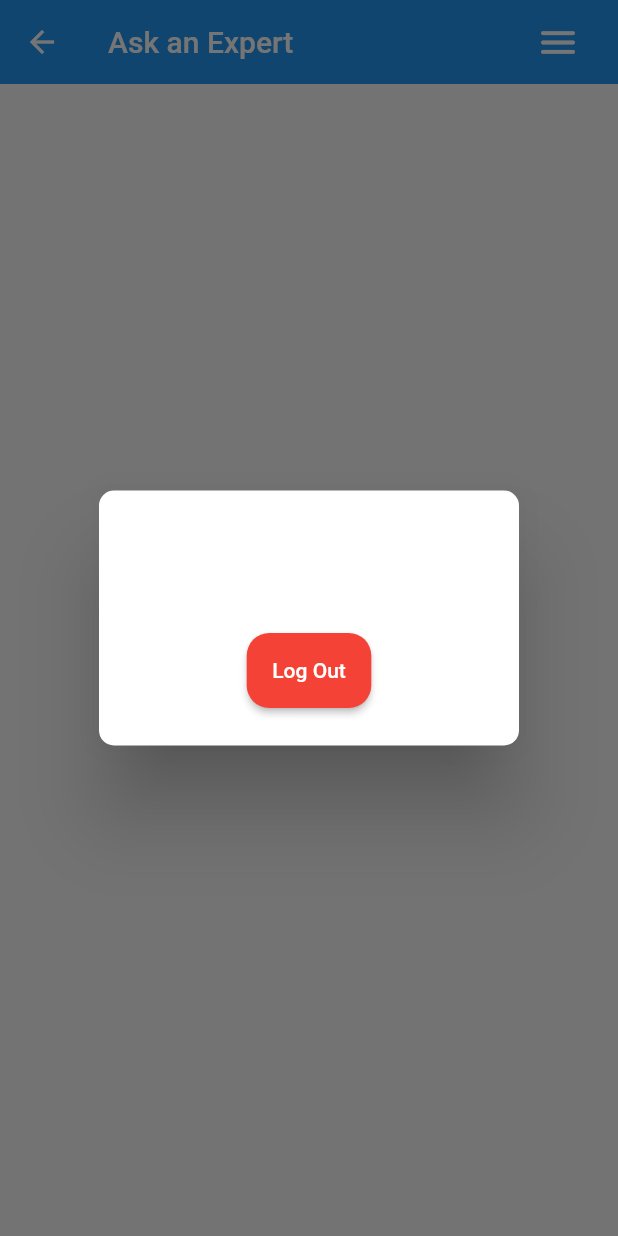
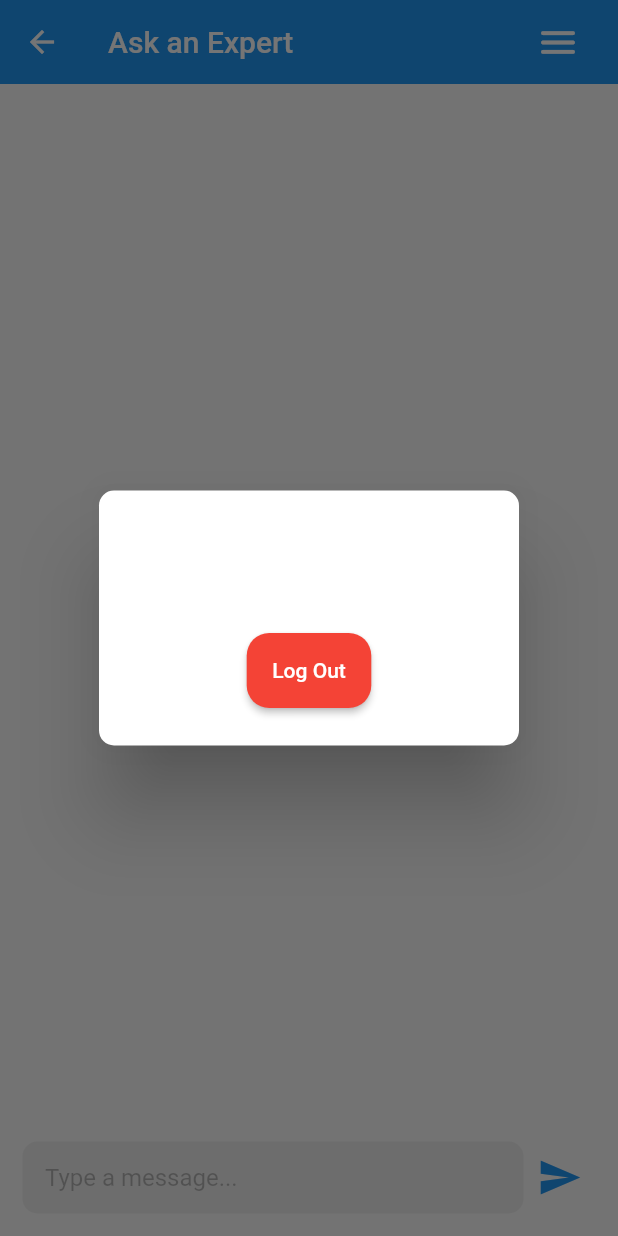
Before and after one commit to SupreetRonad/Digite-Assignment, a Flutter app: the HomeScreen screen opened by its route, after a tap on the "menu" icon, on a phone screen of 412 x 824 dp. Run offline on Flutter 3.47's test engine with Material 2 defaults, Android fonts, the phone set to English and light mode, and no system bars; our stand-ins replace cloud_firestore, firebase_auth, firebase_core, flutter_spinkit, google_fonts, shared_preferences; accounts and stored records are empty.

Commit message:
Real time data storing and retrieval done

```diff
--- a/lib/Shared/customWidgets.dart
+++ b/lib/Shared/customWidgets.dart
@@ -17,14 +17,16 @@ class CustomField extends StatelessWidget {
   final int? maxLength;
   final TextInputType? keyboardType;
   final TextEditingController? controller;
+  final FocusNode? focus;
   const CustomField({
     Key? key,
     this.onChanged,
     this.hint,
     this.prefix,
+    this.maxLength,
     this.keyboardType = TextInputType.text,
-    this.maxLength,
     this.controller,
+    this.focus,
   }) : super(key: key);
 
   @override
@@ -36,6 +38,7 @@ class CustomField extends StatelessWidget {
         borderRadius: BorderRadius.circular(10),
       ),
       child: TextFormField(
+        focusNode: focus,
         controller: controller,
         maxLength: maxLength,
         keyboardType: keyboardType,
--- a/lib/Users/homeScreen.dart
+++ b/lib/Users/homeScreen.dart
@@ -1,8 +1,11 @@
+import 'package:digite_assign/Shared/customWidgets.dart';
 import 'package:digite_assign/Users/menu.dart';
+import 'package:digite_assign/Users/streamMessages.dart';
 import 'package:flutter/material.dart';
 
 import '../Utils/firestore.dart';
 import '../Utils/sharedPrefs.dart';
+import 'message.dart';
 
 class HomeScreen extends StatefulWidget {
   const HomeScreen({Key? key}) : super(key: key);
@@ -14,6 +17,8 @@ class HomeScreen extends StatefulWidget {
 class _HomeScreenState extends State<HomeScreen> {
   final Auth _auth = Auth();
   final DataStore _dStore = DataStore();
+
+  String phone = '';
 
   void signOut() async {
     await _auth.init();
@@ -60,7 +65,11 @@ class _HomeScreenState extends State<HomeScreen> {
         ),
       ),
       body: Column(
-        children: [],
+        mainAxisAlignment: MainAxisAlignment.end,
+        children: [
+          StreamMsg(),
+          Message(),
+        ],
       ),
     );
   }
--- /dev/null
+++ b/lib/Users/message.dart
@@ -0,0 +1,73 @@
+import 'package:cloud_firestore/cloud_firestore.dart';
+import 'package:digite_assign/Shared/customWidgets.dart';
+import 'package:digite_assign/Utils/firestore.dart';
+import 'package:digite_assign/Utils/sharedPrefs.dart';
+import 'package:flutter/material.dart';
+
+class Message extends StatefulWidget {
+  const Message({Key? key}) : super(key: key);
+
+  @override
+  _MessageState createState() => _MessageState();
+}
+
+class _MessageState extends State<Message> {
+  final Auth _auth = Auth();
+  final DataStore _dStore = DataStore();
+  TextEditingController message = TextEditingController();
+  FocusNode node = FocusNode();
+
+  Future<void> sendMsg() async {
+    if (message.text.isNotEmpty) {
+      node.unfocus();
+      String? phone = await _auth.getPhone();
+      int stamp = DateTime.now().microsecondsSinceEpoch;
+      FirebaseFirestore.instance
+          .collection('messages')
+          .doc(phone)
+          .collection('messages')
+          .doc(stamp.toString())
+          .set(
+        {
+          'msg': message.text,
+          'stamp': stamp,
+          'img': null,
+          'time': DateTime.now(),
+        },
+      );
+      message.clear();
+    }
+  }
+
+  @override
+  void initState() {
+    _auth.init();
+    super.initState();
+  }
+
+  @override
+  Widget build(BuildContext context) {
+    return Padding(
+      padding: const EdgeInsets.all(15.0),
+      child: Row(
+        children: [
+          Flexible(
+            child: CustomField(
+              focus: node,
+              hint: 'Type a message...',
+              controller: message,
+            ),
+          ),
+          IconButton(
+            onPressed: sendMsg,
+            icon: Icon(
+              Icons.send,
+              color: Colors.blue,
+              size: 30,
+            ),
+          ),
+        ],
+      ),
+    );
+  }
+}
--- /dev/null
+++ b/lib/Users/streamMessages.dart
@@ -0,0 +1,75 @@
+import 'dart:developer';
+
+import 'package:cloud_firestore/cloud_firestore.dart';
+import 'package:digite_assign/Shared/customWidgets.dart';
+import 'package:digite_assign/Utils/firestore.dart';
+import 'package:digite_assign/Utils/sharedPrefs.dart';
+import 'package:flutter/material.dart';
+
+class StreamMsg extends StatefulWidget {
+  const StreamMsg({Key? key}) : super(key: key);
+
+  @override
+  _StreamMsgState createState() => _StreamMsgState();
+}
+
+class _StreamMsgState extends State<StreamMsg> {
+  bool retrieving = true;
+  final Auth _auth = Auth();
+  final DataStore _dStore = DataStore();
+
+  String? phone = '', name = '';
+
+  void getInfo() async {
+    await _auth.init();
+    await _dStore.init();
+
+    phone = await _auth.getPhone();
+
+    await FirebaseFirestore.instance
+        .collection('users')
+        .doc(phone)
+        .get()
+        .then((value) {
+      if (value.exists) {
+        name = value['name'];
+        retrieving = false;
+      }
+    });
+    setState(() {});
+  }
+
+  @override
+  void initState() {
+    getInfo();
+    super.initState();
+  }
+
+  @override
+  Widget build(BuildContext context) {
+    return Expanded(
+      child: retrieving
+          ? Loading()
+          : StreamBuilder(
+              stream: FirebaseFirestore.instance
+                  .collection('messages')
+                  .doc(phone)
+                  .collection('messages')
+                  .snapshots(),
+              builder: (context, AsyncSnapshot<QuerySnapshot> snapshot) {
+                var msgs = snapshot.data!.docs;
+                return ListView.builder(
+                  physics: BouncingScrollPhysics(),
+                  reverse: true,
+                  itemCount: msgs.length,
+                  itemBuilder: (itemBuilder, index) {
+                    Map<String, dynamic> data =
+                        msgs[msgs.length - index -1].data() as Map<String, dynamic>;
+                    return Text(data['msg']);
+                  },
+                );
+              },
+            ),
+    );
+  }
+}
```
